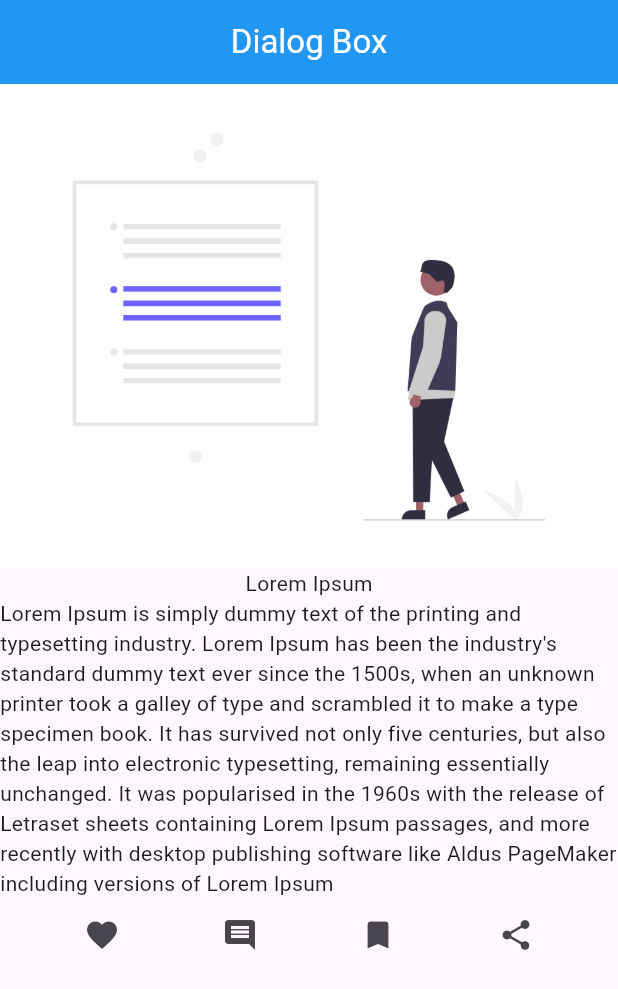
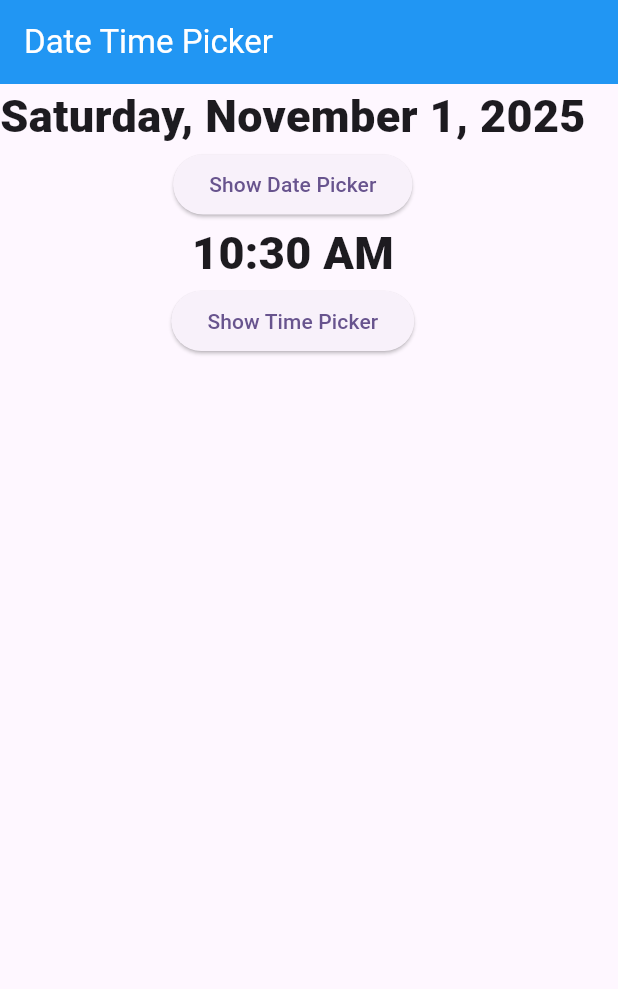
Before and after one commit to AbRehman536/Flutter_sec_7, a Flutter app: the screen it shows after launch, on a phone screen of 412 x 824 dp. Shown: the top 989 px of the screen. Run offline on Flutter 3.47's test engine with Material 3 defaults, Android fonts, the light colour scheme and no system bars; our stand-ins replace smooth_page_indicator.

Commit message:
Date and Time Picker done

```diff
--- /dev/null
+++ b/lib/date_time_picker.dart
@@ -0,0 +1,54 @@
+import 'package:flutter/material.dart';
+import 'package:intl/intl.dart';
+
+class DateTimePicker extends StatefulWidget {
+  const DateTimePicker({super.key});
+
+  @override
+  State<DateTimePicker> createState() => _DateTimePickerState();
+}
+
+class _DateTimePickerState extends State<DateTimePicker> {
+  DateTime selectedDate = DateTime.now();
+  TimeOfDay selectedTime = TimeOfDay.now();
+  @override
+  Widget build(BuildContext context) {
+    return Scaffold(
+      appBar: AppBar(
+        title: Text("Date Time Picker"),
+        backgroundColor: Colors.blue,
+        foregroundColor: Colors.white,
+      ),
+      body: Column(children: [
+        Text(
+          DateFormat.yMMMMEEEEd().format(selectedDate),
+          style: TextStyle(fontSize: 30,fontWeight: FontWeight.w900),
+        ),
+          ElevatedButton(onPressed: (){
+            showDatePicker(
+                context: context,
+                firstDate: DateTime(1970),
+                lastDate: DateTime.now()).then((val){
+                  setState(() {
+                    selectedDate = val!;
+                  });
+            });
+          }, child: Text("Show Date Picker")),
+
+        Text(
+          selectedTime.format(context).toString(),
+          style: TextStyle(fontWeight: FontWeight.w900,fontSize: 30),
+        ),
+        ElevatedButton(onPressed: (){
+          showTimePicker(
+              context: context,
+              initialTime: TimeOfDay.now()).then((val){
+                setState(() {
+                  selectedTime = val!;
+                });
+          });
+        }, child: Text("Show Time Picker"))
+      ],),
+    );
+  }
+}
--- a/lib/dialog_box.dart
+++ b/lib/dialog_box.dart
@@ -1,4 +1,5 @@
 import 'package:flutter/material.dart';
+import 'package:flutter_sec_7/login_screen.dart';
 
 class DialogBoxDemo extends StatelessWidget {
   const DialogBoxDemo({super.key});
@@ -46,7 +47,7 @@
                   content: Text("Do you want to Comment on this Post ?"),
                   actions: [
                     TextButton(onPressed: (){
-                      Navigator.pop(context);
+                     Navigator.push(context, MaterialPageRoute(builder: (context)=> LoginScreen()));
                     }, child: Text("OKAY"))
                   ],
                 );
--- a/lib/main.dart
+++ b/lib/main.dart
@@ -3,6 +3,7 @@
 import 'package:flutter_sec_7/app_bar_demo.dart';
 import 'package:flutter_sec_7/asset_image.dart';
 import 'package:flutter_sec_7/bottombar_demo.dart';
+import 'package:flutter_sec_7/date_time_picker.dart';
 import 'package:flutter_sec_7/dialog_box.dart';
 import 'package:flutter_sec_7/drawer_menu.dart';
 import 'package:flutter_sec_7/gridview_demo.dart';
@@ -50,7 +51,7 @@
         colorScheme: ColorScheme.fromSeed(seedColor: Colors.deepPurple),
         useMaterial3: true,
       ),
-      home: DialogBoxDemo(),
+      home: DateTimePicker(),
     );
   }
 }
--- a/pubspec.yaml
+++ b/pubspec.yaml
@@ -36,6 +36,7 @@
   # Use with the CupertinoIcons class for iOS style icons.
   cupertino_icons: ^1.0.8
   smooth_page_indicator: ^1.2.1
+  intl: ^0.20.2
 
 dev_dependencies:
   flutter_test:
```
Also changed, not shown: pubspec.lock.
